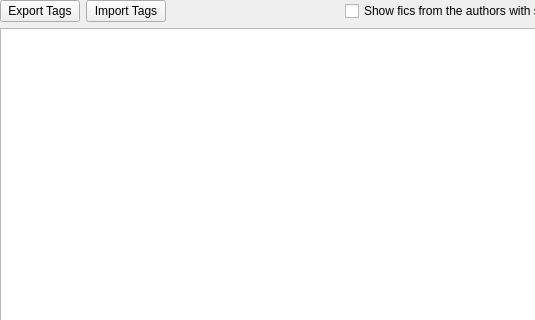
Old version of the form UI/tagwidget.ui in the repository Zeks/flipper; both pictures show x 0 to 535 and y 0 to 320 of the 653 by 749 pixel window.
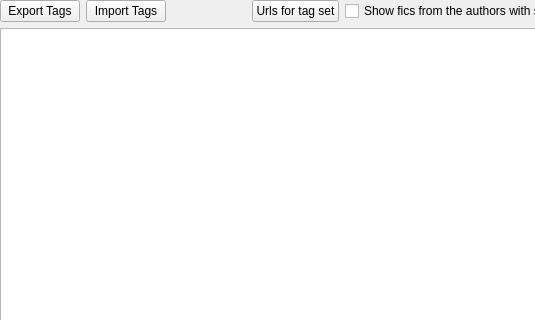
New version of the form. Icons and pictures are not drawn.

What changed in the file:
```diff
--- a/UI/tagwidget.ui
+++ b/UI/tagwidget.ui
@@ -155,6 +155,17 @@
        </property>
       </spacer>
      </item>
+     <item>
+      <widget class="QPushButton" name="pbUrlsForTags">
+       <property name="text">
+        <string>Urls for tag set</string>
+       </property>
+       <property name="icon">
+        <iconset>
+         <normaloff>../icons/clipboard.png</normaloff>../icons/clipboard.png</iconset>
+       </property>
+      </widget>
+     </item>
      <item>
       <widget class="QCheckBox" name="chkUseTagsForAuthors">
        <property name="text">
```
